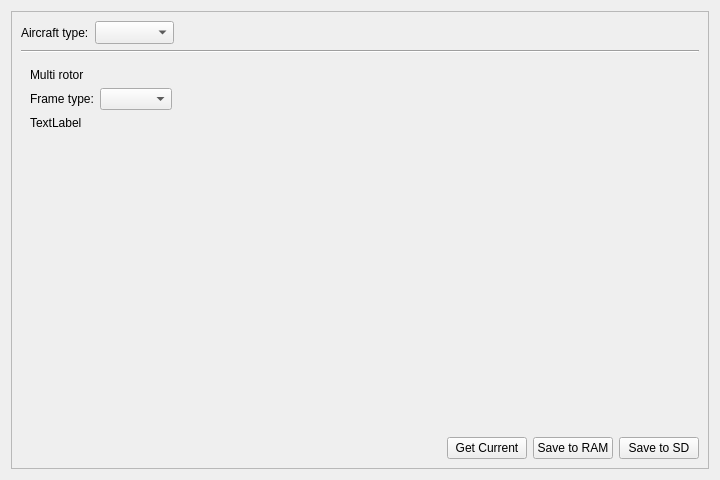
openpilot/OpenPilot, file ground/src/plugins/config/airframe.ui: the form before one commit.
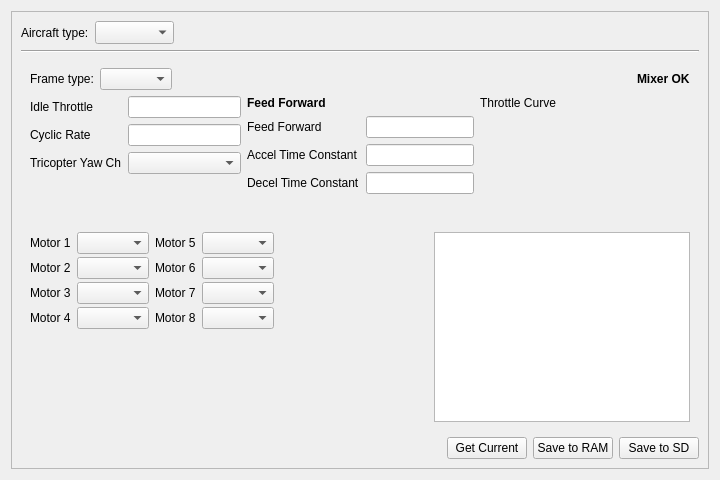
The form after the commit. The open tabs and pages were chosen to show the change. Custom widgets are drawn as their Qt base class.

Commit message: OP-138 Initial Quadcopter mixer UI, to be refined. Quad shapes artwork.

Diff of the .ui file:
```diff
--- a/ground/src/plugins/config/airframe.ui
+++ b/ground/src/plugins/config/airframe.ui
@@ -289,16 +289,9 @@
          </layout>
         </widget>
         <widget class="QWidget" name="multiRotor">
-         <layout class="QVBoxLayout" name="verticalLayout_4" stretch="0,1">
+         <layout class="QVBoxLayout" name="verticalLayout_4" stretch="1">
           <item>
-           <widget class="QLabel" name="label_3">
-            <property name="text">
-             <string>Multi rotor</string>
-            </property>
-           </widget>
-          </item>
-          <item>
-           <layout class="QVBoxLayout" name="verticalLayout_8">
+           <layout class="QVBoxLayout" name="verticalLayout_8" stretch="0,0,0">
             <item>
              <layout class="QHBoxLayout" name="horizontalLayout_5">
               <item>
@@ -324,27 +317,310 @@
                 </property>
                </spacer>
               </item>
+              <item>
+               <widget class="QLabel" name="mrStatusLabel">
+                <property name="font">
+                 <font>
+                  <weight>75</weight>
+                  <bold>true</bold>
+                 </font>
+                </property>
+                <property name="text">
+                 <string>Mixer OK</string>
+                </property>
+               </widget>
+              </item>
              </layout>
             </item>
             <item>
-             <widget class="QLabel" name="label_14">
-              <property name="text">
-               <string>TextLabel</string>
-              </property>
-             </widget>
+             <layout class="QHBoxLayout" name="horizontalLayout_7">
+              <item>
+               <layout class="QFormLayout" name="formLayout_5">
+                <property name="fieldGrowthPolicy">
+                 <enum>QFormLayout::AllNonFixedFieldsGrow</enum>
+                </property>
+                <item row="0" column="0">
+                 <widget class="QLabel" name="label_18">
+                  <property name="text">
+                   <string>Idle Throttle</string>
+                  </property>
+                 </widget>
+                </item>
+                <item row="0" column="1">
+                 <widget class="QLineEdit" name="lineEdit"/>
+                </item>
+                <item row="1" column="0">
+                 <widget class="QLabel" name="label_14">
+                  <property name="text">
+                   <string>Cyclic Rate</string>
+                  </property>
+                 </widget>
+                </item>
+                <item row="1" column="1">
+                 <widget class="QLineEdit" name="lineEdit_2"/>
+                </item>
+                <item row="2" column="0">
+                 <widget class="QLabel" name="label_23">
+                  <property name="text">
+                   <string>Tricopter Yaw Ch</string>
+                  </property>
+                 </widget>
+                </item>
+                <item row="2" column="1">
+                 <widget class="QComboBox" name="comboBox_9"/>
+                </item>
+               </layout>
+              </item>
+              <item>
+               <layout class="QVBoxLayout" name="verticalLayout_11" stretch="0,1">
+                <item>
+                 <widget class="QLabel" name="label_19">
+                  <property name="font">
+                   <font>
+                    <weight>75</weight>
+                    <bold>true</bold>
+                   </font>
+                  </property>
+                  <property name="text">
+                   <string>Feed Forward</string>
+                  </property>
+                 </widget>
+                </item>
+                <item>
+                 <layout class="QFormLayout" name="formLayout_7">
+                  <item row="0" column="0">
+                   <widget class="QLabel" name="label_20">
+                    <property name="text">
+                     <string>Feed Forward</string>
+                    </property>
+                   </widget>
+                  </item>
+                  <item row="0" column="1">
+                   <widget class="QLineEdit" name="lineEdit_3"/>
+                  </item>
+                  <item row="1" column="0">
+                   <widget class="QLabel" name="label_21">
+                    <property name="text">
+                     <string>Accel Time Constant</string>
+                    </property>
+                   </widget>
+                  </item>
+                  <item row="2" column="0">
+                   <widget class="QLabel" name="label_22">
+                    <property name="text">
+                     <string>Decel Time Constant</string>
+                    </property>
+                   </widget>
+                  </item>
+                  <item row="1" column="1">
+                   <widget class="QLineEdit" name="lineEdit_4"/>
+                  </item>
+                  <item row="2" column="1">
+                   <widget class="QLineEdit" name="lineEdit_5"/>
+                  </item>
+                 </layout>
+                </item>
+               </layout>
+              </item>
+              <item>
+               <layout class="QVBoxLayout" name="verticalLayout_12">
+                <item>
+                 <widget class="QLabel" name="label_24">
+                  <property name="text">
+                   <string>Throttle Curve</string>
+                  </property>
+                 </widget>
+                </item>
+                <item>
+                 <widget class="MixerCurveWidget" name="widget" native="true">
+                  <property name="sizePolicy">
+                   <sizepolicy hsizetype="MinimumExpanding" vsizetype="MinimumExpanding">
+                    <horstretch>0</horstretch>
+                    <verstretch>0</verstretch>
+                   </sizepolicy>
+                  </property>
+                  <property name="minimumSize">
+                   <size>
+                    <width>110</width>
+                    <height>110</height>
+                   </size>
+                  </property>
+                 </widget>
+                </item>
+               </layout>
+              </item>
+             </layout>
             </item>
             <item>
-             <spacer name="verticalSpacer_2">
-              <property name="orientation">
-               <enum>Qt::Vertical</enum>
-              </property>
-              <property name="sizeHint" stdset="0">
-               <size>
-                <width>20</width>
-                <height>40</height>
-               </size>
-              </property>
-             </spacer>
+             <layout class="QHBoxLayout" name="horizontalLayout_6">
+              <item>
+               <layout class="QFormLayout" name="formLayout_2">
+                <property name="verticalSpacing">
+                 <number>3</number>
+                </property>
+                <item row="0" column="0">
+                 <widget class="QLabel" name="label_3">
+                  <property name="text">
+                   <string>Motor 1</string>
+                  </property>
+                 </widget>
+                </item>
+                <item row="0" column="1">
+                 <widget class="QComboBox" name="comboBox">
+                  <property name="font">
+                   <font>
+                    <pointsize>8</pointsize>
+                   </font>
+                  </property>
+                 </widget>
+                </item>
+                <item row="1" column="0">
+                 <widget class="QLabel" name="label_8">
+                  <property name="text">
+                   <string>Motor 2</string>
+                  </property>
+                 </widget>
+                </item>
+                <item row="1" column="1">
+                 <widget class="QComboBox" name="comboBox_2">
+                  <property name="font">
+                   <font>
+                    <pointsize>8</pointsize>
+                   </font>
+                  </property>
+                 </widget>
+                </item>
+                <item row="2" column="0">
+                 <widget class="QLabel" name="label_9">
+                  <property name="text">
+                   <string>Motor 3</string>
+                  </property>
+                 </widget>
+                </item>
+                <item row="2" column="1">
+                 <widget class="QComboBox" name="comboBox_3">
+                  <property name="font">
+                   <font>
+                    <pointsize>8</pointsize>
+                   </font>
+                  </property>
+                 </widget>
+                </item>
+                <item row="3" column="0">
+                 <widget class="QLabel" name="label_10">
+                  <property name="text">
+                   <string>Motor 4</string>
+                  </property>
+                 </widget>
+                </item>
+                <item row="3" column="1">
+                 <widget class="QComboBox" name="comboBox_4">
+                  <property name="font">
+                   <font>
+                    <pointsize>8</pointsize>
+                   </font>
+                  </property>
+                 </widget>
+                </item>
+               </layout>
+              </item>
+              <item>
+               <layout class="QFormLayout" name="formLayout_4">
+                <property name="fieldGrowthPolicy">
+                 <enum>QFormLayout::AllNonFixedFieldsGrow</enum>
+                </property>
+                <property name="verticalSpacing">
+                 <number>3</number>
+                </property>
+                <item row="0" column="0">
+                 <widget class="QLabel" name="label_11">
+                  <property name="text">
+                   <string>Motor 5</string>
+                  </property>
+                 </widget>
+                </item>
+                <item row="0" column="1">
+                 <widget class="QComboBox" name="comboBox_5">
+                  <property name="sizePolicy">
+                   <sizepolicy hsizetype="Preferred" vsizetype="Fixed">
+                    <horstretch>0</horstretch>
+                    <verstretch>0</verstretch>
+                   </sizepolicy>
+                  </property>
+                  <property name="font">
+                   <font>
+                    <pointsize>8</pointsize>
+                   </font>
+                  </property>
+                 </widget>
+                </item>
+                <item row="1" column="0">
+                 <widget class="QLabel" name="label_12">
+                  <property name="text">
+                   <string>Motor 6</string>
+                  </property>
+                 </widget>
+                </item>
+                <item row="1" column="1">
+                 <widget class="QComboBox" name="comboBox_6">
+                  <property name="font">
+                   <font>
+                    <pointsize>8</pointsize>
+                   </font>
+                  </property>
+                 </widget>
+                </item>
+                <item row="2" column="0">
+                 <widget class="QLabel" name="label_16">
+                  <property name="text">
+                   <string>Motor 7</string>
+                  </property>
+                 </widget>
+                </item>
+                <item row="2" column="1">
+                 <widget class="QComboBox" name="comboBox_7">
+                  <property name="font">
+                   <font>
+                    <pointsize>8</pointsize>
+                   </font>
+                  </property>
+                 </widget>
+                </item>
+                <item row="3" column="0">
+                 <widget class="QLabel" name="label_17">
+                  <property name="text">
+                   <string>Motor 8</string>
+                  </property>
+                 </widget>
+                </item>
+                <item row="3" column="1">
+                 <widget class="QComboBox" name="comboBox_8">
+                  <property name="font">
+                   <font>
+                    <pointsize>8</pointsize>
+                   </font>
+                  </property>
+                 </widget>
+                </item>
+               </layout>
+              </item>
+              <item>
+               <spacer name="horizontalSpacer_6">
+                <property name="orientation">
+                 <enum>Qt::Horizontal</enum>
+                </property>
+                <property name="sizeHint" stdset="0">
+                 <size>
+                  <width>40</width>
+                  <height>20</height>
+                 </size>
+                </property>
+               </spacer>
+              </item>
+              <item>
+               <widget class="QGraphicsView" name="quadShape"/>
+              </item>
+             </layout>
             </item>
            </layout>
           </item>
```
Left out of the diff: 2 changed lines with no effect on the pictures. The commit also changes 1 other file.
